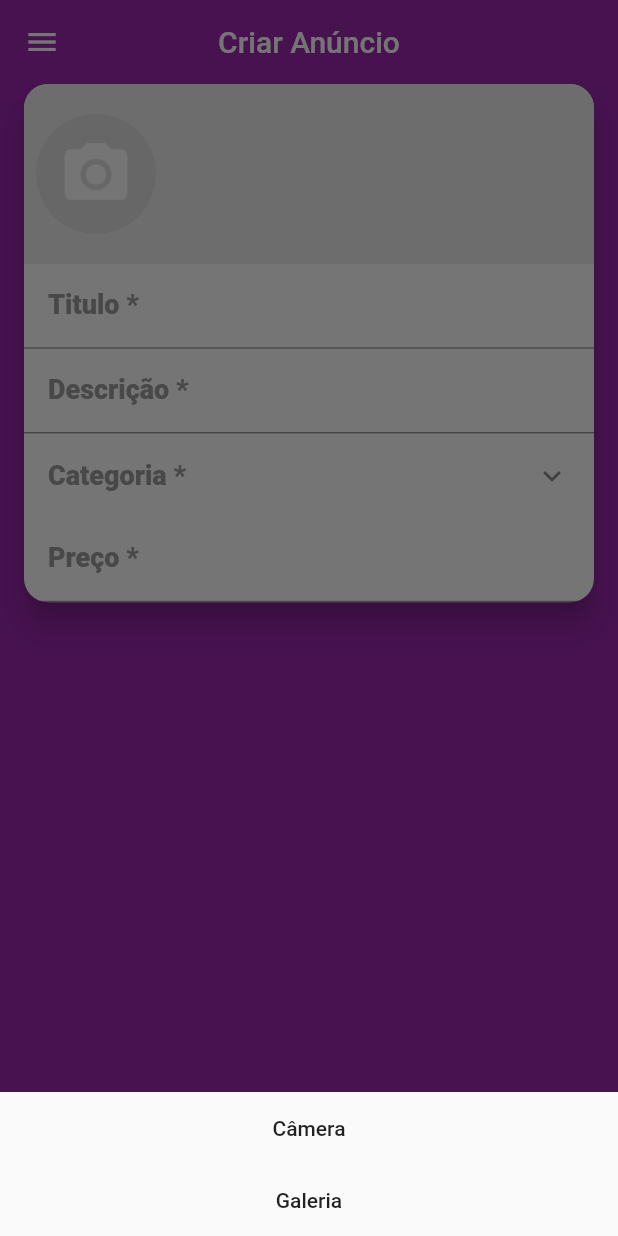
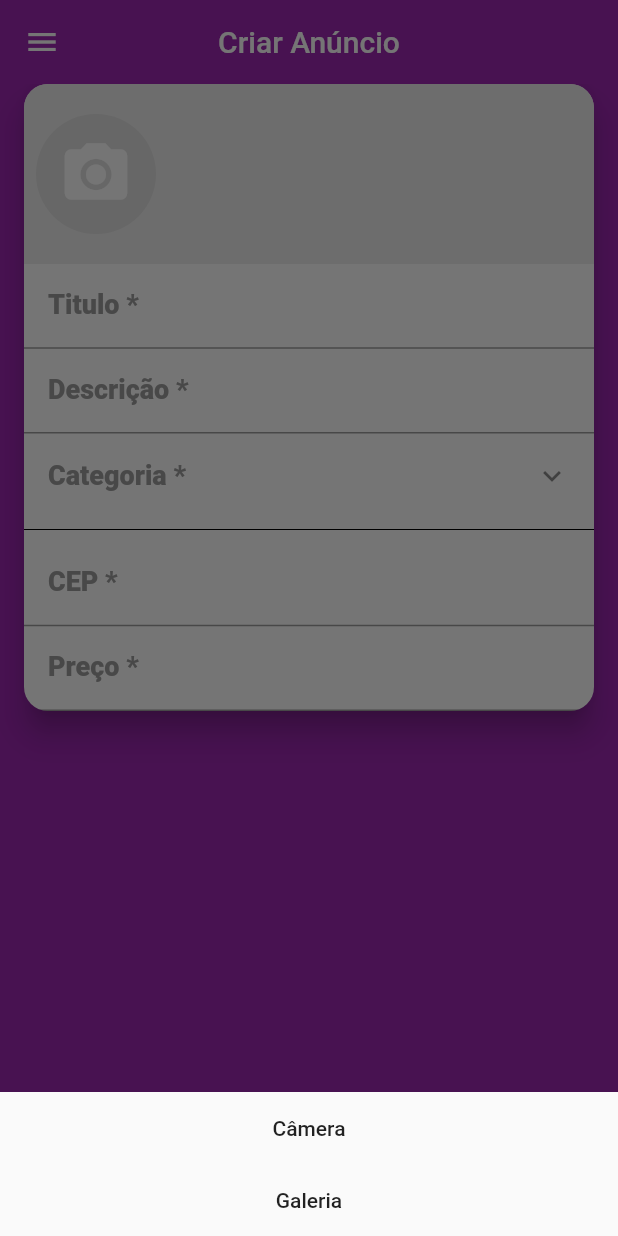
Before and after one commit to brunnuh/xlo_mobx, a Flutter app: the CreateScreen screen opened directly, after a tap on the "camera alt" icon, on a phone screen of 412 x 824 dp. Run offline on Flutter 3.47's test engine with Material 2 defaults, Android fonts, the phone set to English and light mode, and no system bars; our stand-ins replace brasil_fields, dio, flutter_mobx, get_it, image_cropper, image_picker and 3 more; accounts and stored records are empty; generated files the repository leaves out were written again; network calls fail; statements that could not run were skipped.

Commit message:
added zip field with validation

```diff
--- a/lib/repositories/cep_repository.dart
+++ b/lib/repositories/cep_repository.dart
@@ -5,7 +5,7 @@ import 'package:xlo_mobx/repositories/ibge_repository.dart';
 
 class CepRepository {
   Dio dio = Dio();
-  final url = 'http://viacep.com.br/ws';
+  final url = 'https://viacep.com.br/ws';
 
   Future<Address> getAddressFromApi(String cep) async {
     if (cep == null || cep.isEmpty) {
@@ -18,7 +18,7 @@ class CepRepository {
     }
 
     try {
-      final response = await dio.get(url + "/${clearCep}/json");
+      final response = await dio.get(url + "/${clearCep}/json/");
 
       if (response.data.containsKey('erro') && response.data['erro']) {
         return Future.error('CEP Inválido');
--- /dev/null
+++ b/lib/screens/create/components/cep_field.dart
@@ -0,0 +1,84 @@
+import 'package:brasil_fields/brasil_fields.dart';
+import 'package:flutter/material.dart';
+import 'package:flutter/services.dart';
+import 'package:flutter_mobx/flutter_mobx.dart';
+import 'package:xlo_mobx/stores/cep_store.dart';
+
+class CepField extends StatelessWidget {
+  final CepStore cepStore = CepStore();
+
+  @override
+  Widget build(BuildContext context) {
+    return Column(
+      crossAxisAlignment: CrossAxisAlignment.stretch,
+      children: [
+        TextFormField(
+          onChanged: cepStore.setCep,
+          keyboardType: TextInputType.number,
+          inputFormatters: [
+            FilteringTextInputFormatter.digitsOnly,
+            CepInputFormatter()
+          ],
+          enabled: !cepStore.loading,
+          decoration: InputDecoration(
+            icon: cepStore.loading ? CircularProgressIndicator() : null,
+            labelText: 'CEP *',
+            labelStyle: TextStyle(
+              fontWeight: FontWeight.w800,
+              color: Colors.grey,
+              fontSize: 18,
+            ),
+            errorText: cepStore.error,
+            contentPadding: const EdgeInsets.fromLTRB(16, 10, 12, 10),
+          ),
+        ),
+        Observer(
+          builder: (_) {
+            if (cepStore.address == null &&
+                cepStore.error == null &&
+                !cepStore.loading) {
+              return Container();
+            } else if (cepStore.address == null && cepStore.error == null) {
+              return LinearProgressIndicator(
+                valueColor: AlwaysStoppedAnimation(Colors.purple),
+                backgroundColor: Colors.transparent,
+              );
+            } else if (cepStore.error != null) {
+              return Container(
+                color: Colors.red.withAlpha(100),
+                height: 50,
+                padding: const EdgeInsets.all(8),
+                child: Center(
+                  child: Text(
+                    cepStore.error,
+                    style: TextStyle(
+                      fontWeight: FontWeight.w600,
+                      color: Colors.red,
+                    ),
+                  ),
+                ),
+              );
+            } else {
+              final a = cepStore.address;
+              return Container(
+                width: MediaQuery.of(context).size.width,
+                color: Colors.purple.withAlpha(150),
+                height: 50,
+                alignment: Alignment.center,
+                padding: const EdgeInsets.all(8),
+                child: Text(
+                  'Localização: ${a.district}, ${a.city.name} - ${a.uf.initials}',
+                  style: TextStyle(
+                    fontWeight: FontWeight.w600,
+                    color: Colors.white,
+                  ),
+                  overflow: TextOverflow.fade,
+                ),
+              );
+            }
+          },
+        )
+      ],
+    );
+  }
+}
--- a/lib/screens/create/create_screen.dart
+++ b/lib/screens/create/create_screen.dart
@@ -6,6 +6,7 @@ import 'package:xlo_mobx/components/custom_drawer/custom_drawer.dart';
 import 'package:xlo_mobx/stores/create_store.dart';
 
 import 'components/category_field.dart';
+import 'components/cep_field.dart';
 import 'components/images_field.dart';
 
 class CreateScreen extends StatelessWidget {
@@ -53,6 +54,10 @@ class CreateScreen extends StatelessWidget {
                 maxLines: null,
               ),
               CategoryField(createStore),
+              Divider(
+                color: Colors.black,
+              ),
+              CepField(),
               TextFormField(
                 decoration: InputDecoration(
                   labelText: "Preço *",
--- /dev/null
+++ b/lib/stores/cep_store.dart
@@ -0,0 +1,57 @@
+import 'package:mobx/mobx.dart';
+import 'package:xlo_mobx/models/address.dart';
+import 'package:xlo_mobx/repositories/cep_repository.dart';
+
+part 'cep_store.g.dart';
+
+class CepStore = _CepStore with _$CepStore;
+
+abstract class _CepStore with Store {
+  _CepStore() {
+    autorun((_) {
+      if (clearCep.length != 8) {
+        _reset();
+      } else {
+        _searchCep();
+      }
+    });
+  }
+
+  @observable
+  String cep = '';
+
+  @observable
+  Address address;
+
+  @observable
+  String error;
+
+  @observable
+  bool loading = false;
+
+  @action
+  void setCep(String value) => cep = value;
+
+  @computed
+  String get clearCep => cep.replaceAll(RegExp('[^0-9]'), '');
+
+  @action
+  Future<void> _searchCep() async {
+    loading = true;
+    try {
+      address = await CepRepository().getAddressFromApi(clearCep);
+
+      error = null;
+    } catch (e) {
+      error = e;
+      address = null;
+    }
+    loading = false;
+  }
+
+  @action
+  void _reset() {
+    address = null;
+    error = null;
+  }
+}
```
Also changed, not shown: lib/stores/cep_store.g.dart (added).
